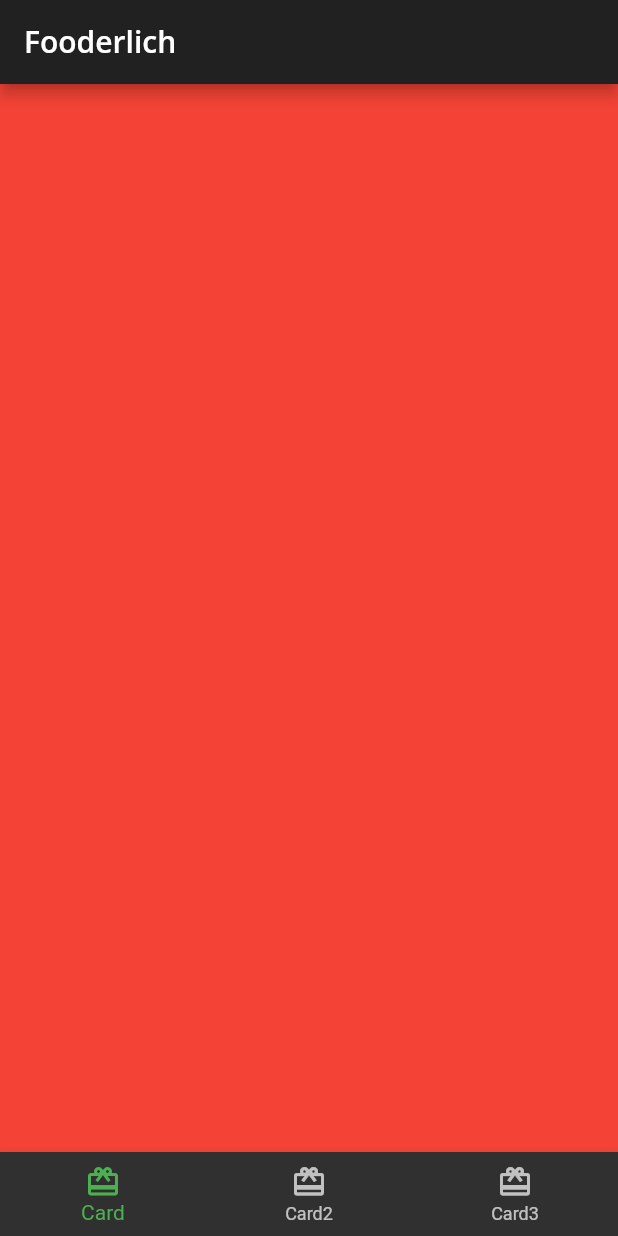
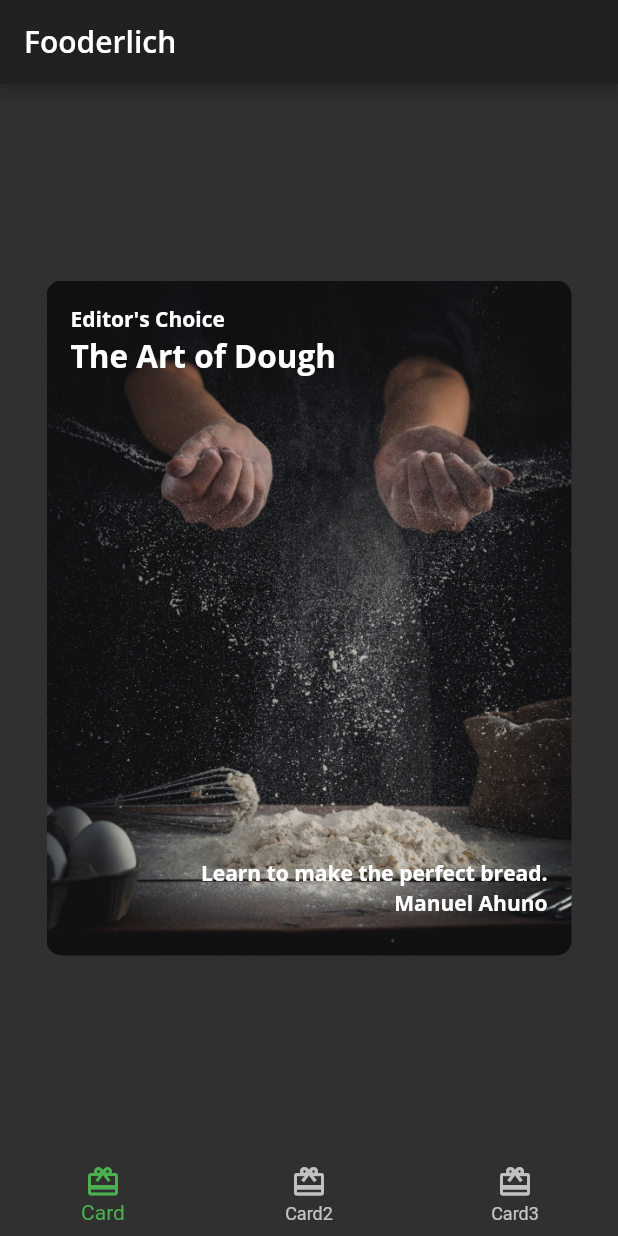
Before and after one commit to Manuelkpatsu/flutter_social_recipe_app, a Flutter app: the screen it shows after launch, on a phone screen of 412 x 824 dp. Run offline on Flutter 3.47's test engine with Material 2 defaults, Android fonts, the phone set to English and light mode, and no system bars; our stand-ins replace google_fonts.

Commit message:
Add first card

```diff
--- /dev/null
+++ b/lib/card1.dart
@@ -0,0 +1,63 @@
+import 'package:flutter/material.dart';
+
+import 'fooderlich_theme.dart';
+
+class Card1 extends StatelessWidget {
+  const Card1({Key? key}) : super(key: key);
+
+  final String category = 'Editor\'s Choice';
+  final String title = 'The Art of Dough';
+  final String description = 'Learn to make the perfect bread.';
+  final String chef = 'Manuel Ahuno';
+
+  @override
+  Widget build(BuildContext context) {
+    return Center(
+      child: Container(
+        child: Stack(
+          children: [
+            Text(
+              category,
+              style: FooderlichTheme.darkTextTheme.bodyText1,
+            ),
+            Positioned(
+              child: Text(
+                title,
+                style: FooderlichTheme.darkTextTheme.headline2,
+              ),
+              top: 20,
+            ),
+            Positioned(
+              child: Text(
+                description,
+                style: FooderlichTheme.darkTextTheme.bodyText1,
+              ),
+              bottom: 30,
+              right: 0,
+            ),
+            Positioned(
+              child: Text(
+                chef,
+                style: FooderlichTheme.darkTextTheme.bodyText1,
+              ),
+              bottom: 10,
+              right: 0,
+            )
+          ],
+        ),
+        padding: const EdgeInsets.all(16),
+        constraints: const BoxConstraints.expand(
+          width: 350,
+          height: 450,
+        ),
+        decoration: const BoxDecoration(
+          image: DecorationImage(
+            image: AssetImage('assets/mag1.png'),
+            fit: BoxFit.cover,
+          ),
+          borderRadius: BorderRadius.all(Radius.circular(10.0)),
+        ),
+      ),
+    );
+  }
+}
--- a/lib/home.dart
+++ b/lib/home.dart
@@ -1,4 +1,6 @@
 import 'package:flutter/material.dart';
+
+import 'card1.dart';
 
 class Home extends StatefulWidget {
   const Home({Key? key}) : super(key: key);
@@ -11,8 +13,7 @@
   int _selectedIndex = 0;
 
   static List<Widget> pages = <Widget>[
-    // TODO: Replace with Card1
-    Container(color: Colors.red),
+    const Card1(),
     // TODO: Replace with Card2
     Container(color: Colors.green),
     // TODO: Replace with Card3
--- a/pubspec.yaml
+++ b/pubspec.yaml
@@ -61,6 +61,8 @@
   # assets:
   #   - images/a_dot_burr.jpeg
   #   - images/a_dot_ham.jpeg
+  assets:
+    - assets/
 
   # An image asset can refer to one or more resolution-specific "variants", see
   # https://flutter.dev/assets-and-images/#resolution-aware.
```
